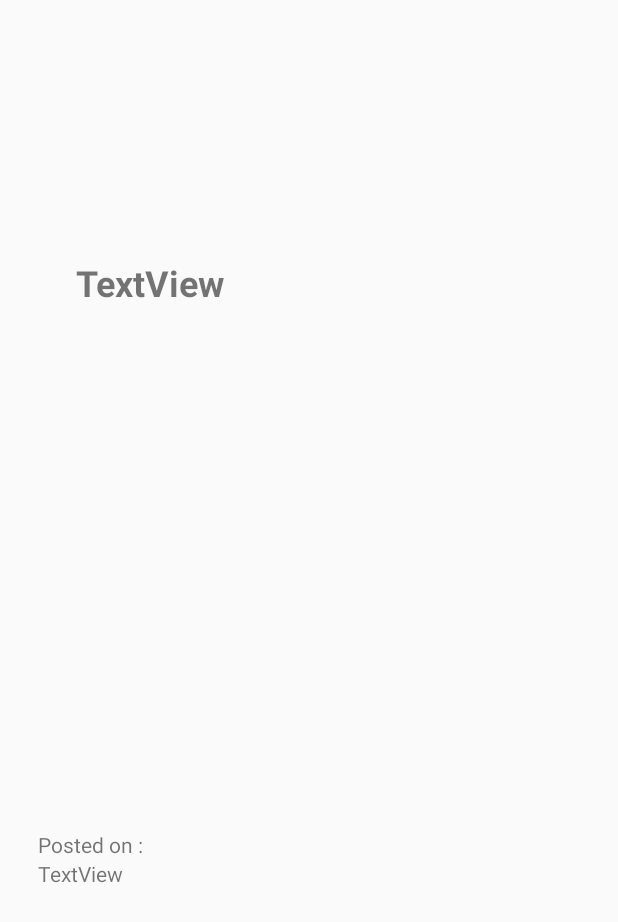
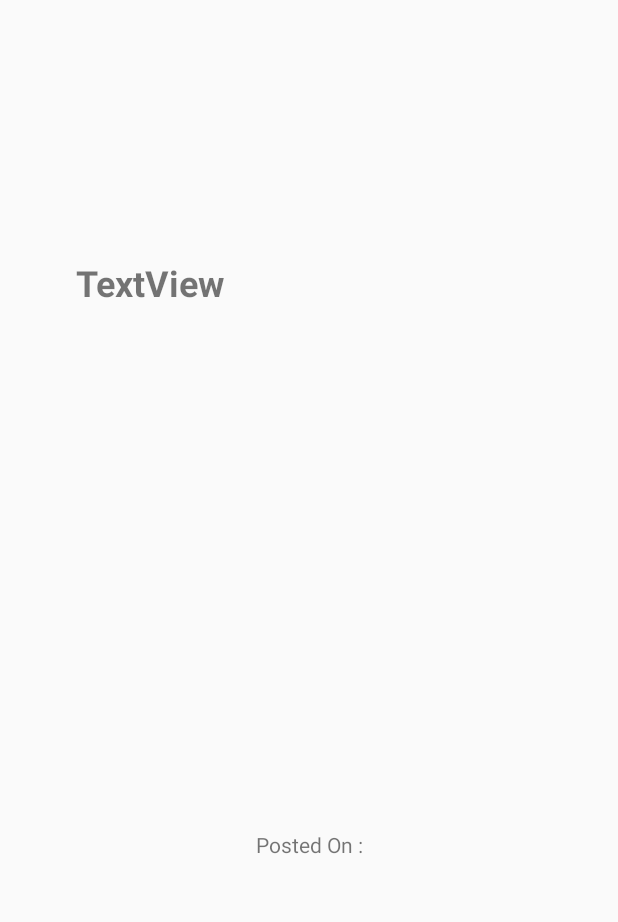
Before and after one commit to MartinTrocha/Instabook, an Android app: the layout vertical_recycler_item.xml on its own in the app's theme, with its tools: preview values and no code run, on a phone screen of 412 x 824 dp. Shown: the top 922 px of the screen. Run offline under Robolectric (Android 15) with nearby library versions, the phone set to English and light mode, and no system bars; plain views replace SimpleDraweeView.

Commit message:
male nutne zmeny

```diff
--- a/app/src/main/java/com/example/martin/instabook/RecyclerAdapterVertical.java
+++ b/app/src/main/java/com/example/martin/instabook/RecyclerAdapterVertical.java
@@ -80,6 +80,7 @@ public class RecyclerAdapterVertical extends RecyclerView.Adapter<RecyclerViewHo
         if (i == 0) {
             // imgView.setVisibility(View.INVISIBLE);
             imgView.setImageURI(userPlaceholderImageUrl);
+            imgView.setOnClickListener(null);
             txtEmailContactHint.setVisibility(View.VISIBLE);
             txtEmailContact.setVisibility(View.VISIBLE);
             try {
@@ -125,6 +126,8 @@ public class RecyclerAdapterVertical extends RecyclerView.Adapter<RecyclerViewHo
                 txtNumPostsUser.setText("");
                 if (this.dataset.getMedia().get(i-1).getType().equals(MainActivity.PHOTO_TYPE)) {
                     imgView.setImageURI(MainActivity.DOWNLOAD_URL + this.dataset.getMedia().get(i-1).getImageUrl());
+                } else if (this.dataset.getMedia().get(i-1).getType().equals(MainActivity.VIDEO_TYPE)){
+                    imgView.setImageResource(R.drawable.video);
                 }
 
             } catch (Exception e) {
--- a/app/src/main/res/layout/add_post.xml
+++ b/app/src/main/res/layout/add_post.xml
@@ -27,7 +27,6 @@
             android:layout_width="75dp"
             android:layout_height="75dp"
             android:layout_alignParentStart="true"
-            android:layout_below="@+id/edtResp"
             android:layout_marginEnd="16dp"
             android:layout_marginStart="16dp"
             android:layout_marginTop="16dp"
--- a/app/src/main/res/layout/upload_main.xml
+++ b/app/src/main/res/layout/upload_main.xml
@@ -28,7 +28,6 @@
             android:layout_width="75dp"
             android:layout_height="75dp"
             android:layout_alignParentStart="true"
-            android:layout_below="@+id/edtResp"
             android:layout_marginEnd="16dp"
             android:layout_marginStart="16dp"
             android:layout_marginTop="16dp"
--- a/app/src/main/res/layout/vertical_recycler_item.xml
+++ b/app/src/main/res/layout/vertical_recycler_item.xml
@@ -12,10 +12,10 @@
         android:layout_width="match_parent"
         android:layout_height="wrap_content"
         fresco:viewAspectRatio="1"
-        fresco:placeholderImage="@drawable/video"
-        fresco:placeholderImageScaleType="fitXY"
+        fresco:placeholderImage="@android:drawable/stat_notify_sync_noanim"
+        fresco:placeholderImageScaleType="centerCrop"
         fresco:progressBarImage="@android:drawable/stat_notify_sync_noanim"
-        fresco:progressBarImageScaleType="fitXY"
+        fresco:progressBarImageScaleType="centerCrop"
         fresco:roundedCornerRadius="25dp"
         fresco:roundingBorderWidth="3dp"
         fresco:roundingBorderColor="@color/colorAccent"
@@ -48,8 +48,10 @@
 
     <LinearLayout
         android:id="@+id/linearLayout"
-        android:layout_width="362dp"
+        android:layout_width="wrap_content"
         android:layout_height="115dp"
+        android:layout_marginEnd="16dp"
+        android:layout_marginStart="16dp"
         android:orientation="vertical"
         app:layout_constraintBottom_toBottomOf="parent"
         app:layout_constraintEnd_toEndOf="parent"
@@ -60,14 +62,12 @@
             android:id="@+id/postedOnText"
             android:layout_width="wrap_content"
             android:layout_height="wrap_content"
-            android:text="Posted on : " />
+            android:text="@string/postedOnText"/>
 
         <TextView
             android:id="@+id/txtDate"
             android:layout_width="wrap_content"
-            android:layout_height="wrap_content"
-
-            android:text="TextView" />
+            android:layout_height="wrap_content" />
 
         <TextView
             android:id="@+id/numberOfPostsUserPostedProfileId"
--- a/app/src/main/res/values/strings.xml
+++ b/app/src/main/res/values/strings.xml
@@ -42,4 +42,5 @@
     <string name="capture_image">Capture image</string>
     <string name="pick_video">Pick video</string>
     <string name="capture_video">Capture video</string>
+    <string name="postedOnText">Posted On : </string>
 </resources>
```
